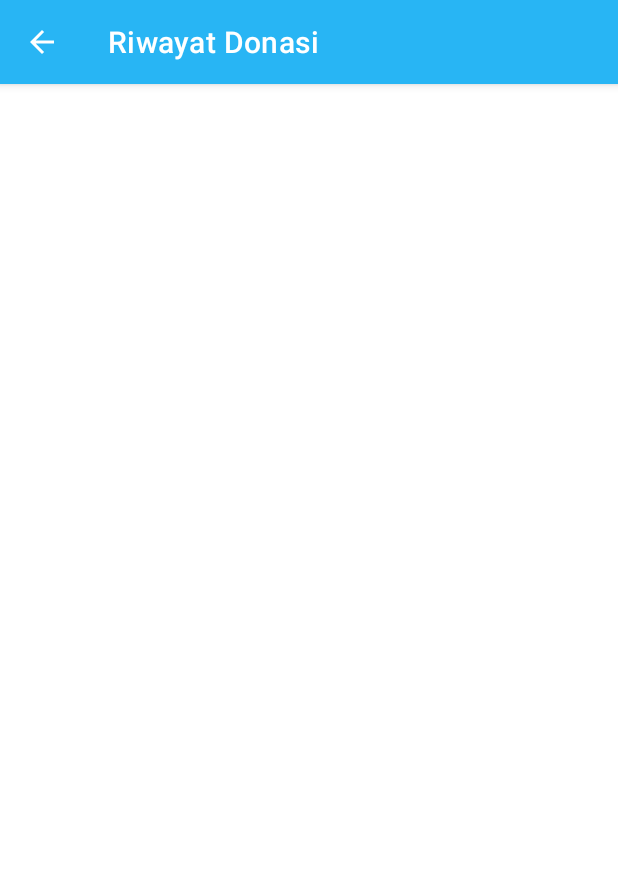
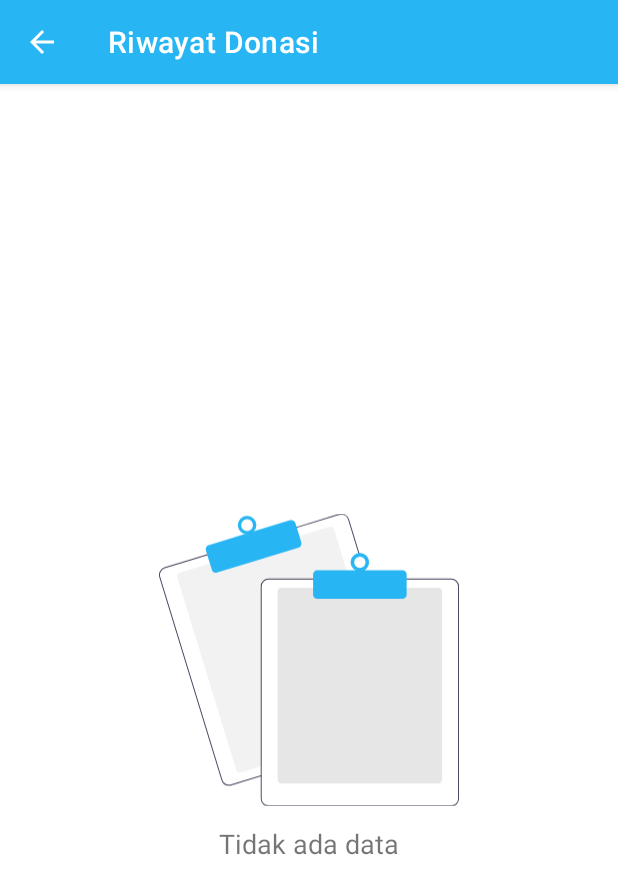
Before and after one commit to tamizna/YukBisaYuk, an Android app: the HomeActivity screen opened directly, with no data from a screen before it, after a tap on "History", on a phone screen of 412 x 824 dp. Shown: the top 894 px of the screen. Run offline under Robolectric (Android 15) with nearby library versions, the phone set to English and light mode, and no system bars; our stand-ins replace Room's generated code; libraries missing offline, so code that uses them is left out: androidx.viewbinding; pictures from the network do not load; 1 other tap on this screen came first.

Commit message:
add view empty when data empty

```diff
--- a/app/src/main/java/com/tamizna/yukbisayuk/detailDonation/DetailDonationActivity.kt
+++ b/app/src/main/java/com/tamizna/yukbisayuk/detailDonation/DetailDonationActivity.kt
@@ -26,9 +26,10 @@ class DetailDonationActivity : AppCompatActivity() {
 
         viewModel = DetailDonationViewModel(donationId)
 
-
         binding = ActivityDetailDonationBinding.inflate(layoutInflater)
         setContentView(binding.root)
+
+        supportActionBar?.title = getString(R.string.detail_donasi)
 
         setupObservers()
         initListener()
--- a/app/src/main/java/com/tamizna/yukbisayuk/historyDonation/HistoryActivity.kt
+++ b/app/src/main/java/com/tamizna/yukbisayuk/historyDonation/HistoryActivity.kt
@@ -2,6 +2,7 @@ package com.tamizna.yukbisayuk.historyDonation
 
 import android.os.Bundle
 import android.util.Log
+import android.view.View
 import androidx.appcompat.app.AppCompatActivity
 import androidx.recyclerview.widget.LinearLayoutManager
 import com.tamizna.yukbisayuk.R
@@ -49,10 +50,13 @@ class HistoryActivity : AppCompatActivity() {
                     dialogLoading.dismiss()
                     if (!it.data.isNullOrEmpty()) {
                         adapterHistory.updateList(it.data)
+                    } else {
+                        binding.emptyView.visibility = View.VISIBLE
                     }
                 }
                 DataResult.State.ERROR -> {
                     dialogLoading.dismiss()
+                    binding.emptyView.visibility = View.VISIBLE
                     ResourceUtil.showCustomDialog(this, getString(R.string.ooops), it.errorMessage?:"", "ERROR")
                 }
             }
--- a/app/src/main/java/com/tamizna/yukbisayuk/home/HomeActivity.kt
+++ b/app/src/main/java/com/tamizna/yukbisayuk/home/HomeActivity.kt
@@ -2,16 +2,16 @@ package com.tamizna.yukbisayuk.home
 
 import android.content.Intent
 import android.os.Bundle
-import android.util.Log
 import android.view.Menu
 import android.view.MenuInflater
 import android.view.MenuItem
+import android.view.View
 import androidx.activity.viewModels
 import androidx.appcompat.app.AppCompatActivity
 import androidx.recyclerview.widget.LinearLayoutManager
 import com.tamizna.yukbisayuk.R
+import com.tamizna.yukbisayuk.databinding.ActivityHomeBinding
 import com.tamizna.yukbisayuk.detailDonation.DetailDonationActivity
-import com.tamizna.yukbisayuk.databinding.ActivityHomeBinding
 import com.tamizna.yukbisayuk.historyDonation.HistoryActivity
 import com.tamizna.yukbisayuk.models.DataResult
 import com.tamizna.yukbisayuk.models.ResponseGetListDonasiItem
@@ -55,7 +55,13 @@ class HomeActivity : AppCompatActivity() {
                     loadingDialog.hide()
                     it.data?.run {
                         val dataFiltered = it.data.filter { item -> item.title.isNotEmpty() }
+
+                        if (!it.data.isNullOrEmpty()) {
                             donationAdapter.updateList(dataFiltered)
+                        } else {
+                            binding.txtLabel.visibility = View.GONE
+                            binding.emptyView.visibility = View.VISIBLE
+                        }
                     }
                 }
                 DataResult.State.LOADING -> {
@@ -63,25 +69,34 @@ class HomeActivity : AppCompatActivity() {
                 }
                 else -> {
                     loadingDialog.hide()
-                    ResourceUtil.showCustomDialog(this, getString(R.string.ooops), it.errorMessage?:"", "ERROR")
+                    binding.emptyView.visibility = View.VISIBLE
+                    binding.txtLabel.visibility = View.GONE
+                    ResourceUtil.showCustomDialog(
+                        this,
+                        getString(R.string.ooops),
+                        it.errorMessage ?: "",
+                        "ERROR"
+                    )
                 }
             }
         }
     }
 
     override fun onCreateOptionsMenu(menu: Menu?): Boolean {
-        val inflater : MenuInflater = menuInflater
+        val inflater: MenuInflater = menuInflater
         inflater.inflate(R.menu.main_menu, menu)
         return true
     }
 
     override fun onOptionsItemSelected(item: MenuItem): Boolean {
-        return when(item.itemId) {
+        return when (item.itemId) {
             R.id.action_history -> {
                 startActivity(Intent(this, HistoryActivity::class.java))
                 true
             }
-            else -> { super.onOptionsItemSelected(item) }
+            else -> {
+                super.onOptionsItemSelected(item)
             }
         }
     }
+}
--- a/app/src/main/java/com/tamizna/yukbisayuk/utils/ResourceUtil.kt
+++ b/app/src/main/java/com/tamizna/yukbisayuk/utils/ResourceUtil.kt
@@ -31,7 +31,6 @@ object ResourceUtil {
     fun showCustomDialog(context: Context, titleText: String, message: String, type: String) {
         val dialog = Dialog(context)
         dialog.setContentView(R.layout.dialog_global)
-        dialog.window!!.setType(WindowManager.LayoutParams.TYPE_BASE_APPLICATION)
 
         val title = dialog.findViewById<TextView>(R.id.dialogTitle)
         val msg = dialog.findViewById<TextView>(R.id.dialogMessage)
--- /dev/null
+++ b/app/src/main/res/drawable/ic_no_data.xml
@@ -0,0 +1,36 @@
+<vector xmlns:android="http://schemas.android.com/apk/res/android"
+    android:width="647.6362dp"
+    android:height="632.1738dp"
+    android:viewportWidth="647.6362"
+    android:viewportHeight="632.1738">
+  <path
+      android:pathData="M411.146,142.174L236.636,142.174a15.018,15.018 0,0 0,-15 15v387.85l-2,0.61 -42.81,13.11a8.007,8.007 0,0 1,-9.99 -5.31L39.496,137.484a8.003,8.003 0,0 1,5.31 -9.99l65.97,-20.2 191.25,-58.54 65.97,-20.2a7.989,7.989 0,0 1,9.99 5.3l32.55,106.32Z"
+      android:fillColor="#f2f2f2"/>
+  <path
+      android:pathData="M449.226,140.174l-39.23,-128.14a16.994,16.994 0,0 0,-21.23 -11.28l-92.75,28.39L104.776,87.694l-92.75,28.4a17.015,17.015 0,0 0,-11.28 21.23l134.08,437.93a17.027,17.027 0,0 0,16.26 12.03,16.789 16.789,0 0,0 4.97,-0.75l63.58,-19.46 2,-0.62v-2.09l-2,0.61 -64.17,19.65a15.015,15.015 0,0 1,-18.73 -9.95l-134.07,-437.94a14.979,14.979 0,0 1,9.95 -18.73l92.75,-28.4 191.24,-58.54 92.75,-28.4a15.156,15.156 0,0 1,4.41 -0.66,15.015 15.015,0 0,1 14.32,10.61l39.05,127.56 0.62,2h2.08Z"
+      android:fillColor="#3f3d56"/>
+  <path
+      android:pathData="M122.681,127.821a9.016,9.016 0,0 1,-8.611 -6.367l-12.88,-42.072a8.999,8.999 0,0 1,5.971 -11.24l175.939,-53.864a9.009,9.009 0,0 1,11.241 5.971l12.88,42.072a9.01,9.01 0,0 1,-5.971 11.241L125.31,127.426A8.976,8.976 0,0 1,122.681 127.821Z"
+      android:fillColor="#28b5f4"/>
+  <path
+      android:pathData="M190.154,24.955m-20,0a20,20 0,1 1,40 0a20,20 0,1 1,-40 0"
+      android:fillColor="#28b5f4"/>
+  <path
+      android:pathData="M190.154,24.955m-12.665,0a12.665,12.665 0,1 1,25.329 0a12.665,12.665 0,1 1,-25.329 0"
+      android:fillColor="#fff"/>
+  <path
+      android:pathData="M602.636,582.174h-338a8.51,8.51 0,0 1,-8.5 -8.5v-405a8.51,8.51 0,0 1,8.5 -8.5h338a8.51,8.51 0,0 1,8.5 8.5v405A8.51,8.51 0,0 1,602.636 582.174Z"
+      android:fillColor="#e6e6e6"/>
+  <path
+      android:pathData="M447.136,140.174h-210.5a17.024,17.024 0,0 0,-17 17v407.8l2,-0.61v-407.19a15.018,15.018 0,0 1,15 -15L447.756,142.174ZM630.636,140.174h-394a17.024,17.024 0,0 0,-17 17v458a17.024,17.024 0,0 0,17 17h394a17.024,17.024 0,0 0,17 -17v-458A17.024,17.024 0,0 0,630.636 140.174ZM645.636,615.174a15.018,15.018 0,0 1,-15 15h-394a15.018,15.018 0,0 1,-15 -15v-458a15.018,15.018 0,0 1,15 -15h394a15.018,15.018 0,0 1,15 15Z"
+      android:fillColor="#3f3d56"/>
+  <path
+      android:pathData="M525.636,184.174h-184a9.01,9.01 0,0 1,-9 -9v-44a9.01,9.01 0,0 1,9 -9h184a9.01,9.01 0,0 1,9 9v44A9.01,9.01 0,0 1,525.636 184.174Z"
+      android:fillColor="#28b5f4"/>
+  <path
+      android:pathData="M433.636,105.174m-20,0a20,20 0,1 1,40 0a20,20 0,1 1,-40 0"
+      android:fillColor="#28b5f4"/>
+  <path
+      android:pathData="M433.636,105.174m-12.182,0a12.182,12.182 0,1 1,24.364 0a12.182,12.182 0,1 1,-24.364 0"
+      android:fillColor="#fff"/>
+</vector>
--- a/app/src/main/res/layout/activity_history.xml
+++ b/app/src/main/res/layout/activity_history.xml
@@ -1,5 +1,6 @@
 <?xml version="1.0" encoding="utf-8"?>
 <androidx.constraintlayout.widget.ConstraintLayout xmlns:android="http://schemas.android.com/apk/res/android"
+    xmlns:app="http://schemas.android.com/apk/res-auto"
     xmlns:tools="http://schemas.android.com/tools"
     android:layout_width="match_parent"
     android:layout_height="match_parent"
@@ -10,4 +11,31 @@
         android:layout_width="match_parent"
         android:layout_height="match_parent" />
 
+    <ImageView
+        android:id="@+id/emptyImage"
+        android:layout_width="200dp"
+        android:layout_height="200dp"
+        android:src="@drawable/ic_no_data"
+        app:layout_constraintBottom_toBottomOf="parent"
+        app:layout_constraintEnd_toEndOf="parent"
+        app:layout_constraintStart_toStartOf="parent"
+        app:layout_constraintTop_toTopOf="parent" />
+
+    <TextView
+        android:id="@+id/txtEmpty"
+        android:layout_width="match_parent"
+        android:layout_height="wrap_content"
+        android:layout_marginTop="10dp"
+        android:text="@string/tidak_ada_data"
+        android:textAlignment="center"
+        android:textSize="18sp"
+        app:layout_constraintTop_toBottomOf="@id/emptyImage" />
+
+    <androidx.constraintlayout.widget.Group
+        android:id="@+id/emptyView"
+        android:layout_width="match_parent"
+        android:layout_height="wrap_content"
+        android:visibility="gone"
+        app:constraint_referenced_ids="emptyImage, txtEmpty" />
+
 </androidx.constraintlayout.widget.ConstraintLayout>
--- a/app/src/main/res/values/strings.xml
+++ b/app/src/main/res/values/strings.xml
@@ -30,4 +30,6 @@
     <string name="password">Password</string>
     <string name="lbl_ok">OK</string>
     <string name="ooops">Ooops</string>
+    <string name="tidak_ada_data">Tidak ada data</string>
+    <string name="detail_donasi">Detail Donasi</string>
 </resources>
```
Also changed, not shown: app/src/main/res/layout/activity_home.xml (+27 -0 lines). Lines whose indentation alone changed are shown as unchanged.
